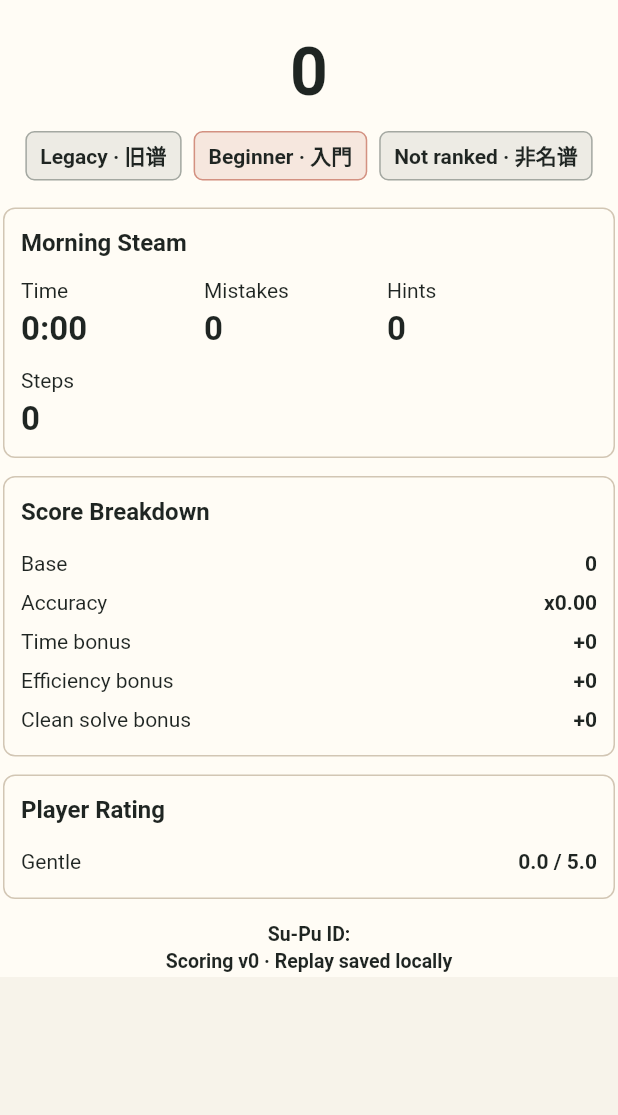
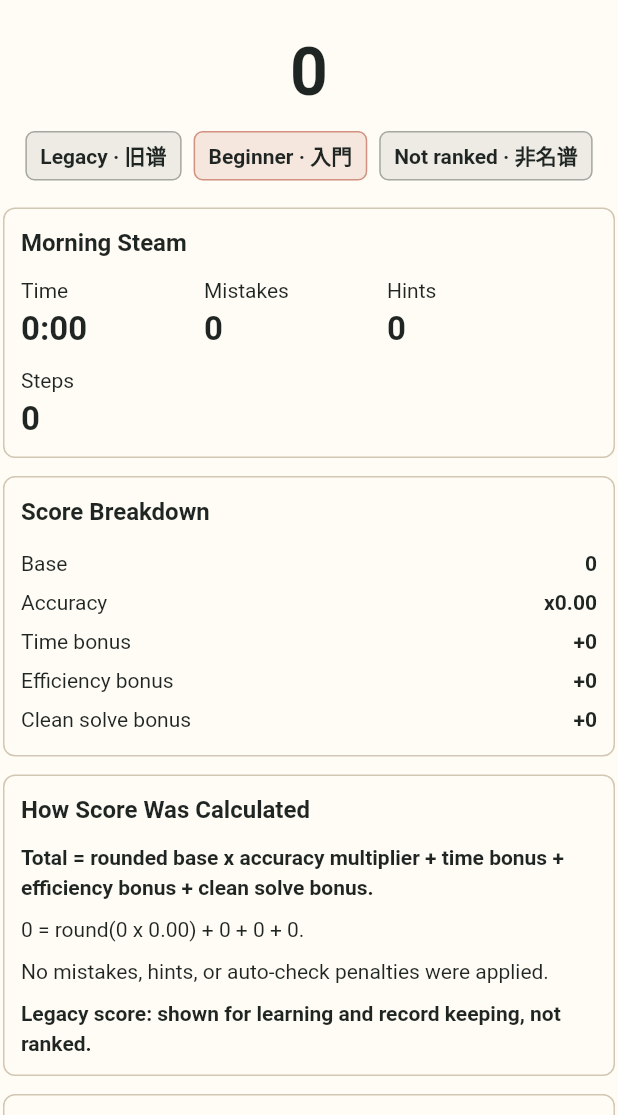
Before and after one commit to justinzero888/Orbace_Sudoku, a Flutter app: the _ScoreCertificateCard widget shown alone on an empty page, opened directly with sample values from the repository, on a phone screen of 412 x 824 dp, the part 121-1236 px from its top. Run offline on Flutter 3.47's test engine with Material 3 defaults, Android fonts, the phone set to English and light mode, and no system bars; our stand-ins replace drift, google_mobile_ads, share_plus; accounts and stored records are empty; generated files the repository leaves out were written again.

Commit message:
Add score calculation explanation

```diff
--- a/lib/src/features/sudoku/presentation/sudoku_game_screen.dart
+++ b/lib/src/features/sudoku/presentation/sudoku_game_screen.dart
@@ -882,6 +882,11 @@ class _ScoreCertificateCard extends StatelessWidget {
             ),
             const SizedBox(height: 12),
             _CertificateSection(
+              title: 'How Score Was Calculated',
+              child: _ScoreExplanationNote(attempt: attempt),
+            ),
+            const SizedBox(height: 12),
+            _CertificateSection(
               title: 'Player Rating',
               child: _BreakdownRow(
                 label: _difficultyRatingLabel(rating),
@@ -1050,6 +1055,70 @@ class _BreakdownRow extends StatelessWidget {
   }
 }
 
+class _ScoreExplanationNote extends StatelessWidget {
+  const _ScoreExplanationNote({required this.attempt});
+
+  final SudokuAttempt attempt;
+
+  @override
+  Widget build(BuildContext context) {
+    final textTheme = Theme.of(context).textTheme;
+    final score = attempt.score;
+    if (score == null) {
+      return Text(
+        'Score detail is unavailable for this saved record.',
+        style: textTheme.bodyMedium?.copyWith(
+          color: OrbaceTheme.ink,
+          fontWeight: FontWeight.w600,
+        ),
+      );
+    }
+
+    final factors = score.accuracyFactors.isEmpty
+        ? 'No mistakes, hints, or auto-check penalties were applied.'
+        : score.accuracyFactors.join('; ');
+    final formula =
+        'Total = rounded base x accuracy multiplier + time bonus + efficiency bonus + clean solve bonus.';
+    final applied =
+        '${score.total} = round(${score.baseScore} x ${score.accuracyMultiplier.toStringAsFixed(2)})'
+        ' + ${score.timeBonus} + ${score.efficiencyBonus} + ${score.cleanSolveBonus}.';
+    final status = attempt.scoreClass == SudokuScoreClass.official
+        ? 'Official score: first clean eligible attempt under scoring v${score.scoringVersion}.'
+        : '${attempt.scoreClass.label} score: shown for learning and record keeping, not ranked.';
+
+    return Column(
+      crossAxisAlignment: CrossAxisAlignment.stretch,
+      children: [
+        Text(
+          formula,
+          style: textTheme.bodyMedium?.copyWith(
+            color: OrbaceTheme.ink,
+            fontWeight: FontWeight.w600,
+          ),
+        ),
+        const SizedBox(height: 8),
+        Text(
+          applied,
+          style: textTheme.bodyMedium?.copyWith(color: OrbaceTheme.ink),
+        ),
+        const SizedBox(height: 8),
+        Text(
+          factors,
+          style: textTheme.bodyMedium?.copyWith(color: OrbaceTheme.ink),
+        ),
+        const SizedBox(height: 8),
+        Text(
+          status,
+          style: textTheme.bodyMedium?.copyWith(
+            color: OrbaceTheme.ink,
+            fontWeight: FontWeight.w700,
+          ),
+        ),
+      ],
+    );
+  }
+}
+
 String _scoreClassChinese(SudokuScoreClass scoreClass) {
   return switch (scoreClass) {
     SudokuScoreClass.official => '正谱',
```
Also changed, not shown: 1 other file.
